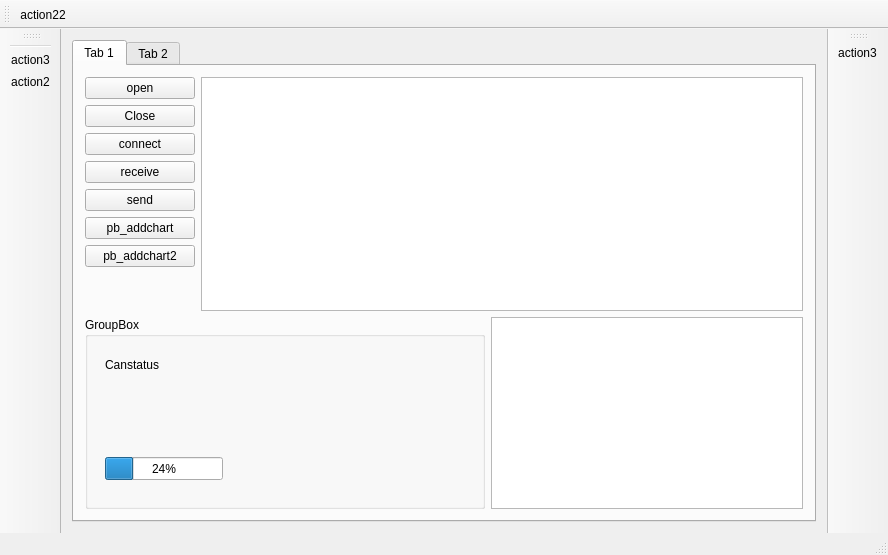
Qt form FirstProject_Test/project/mainwindow.ui (ZhouChuanghua/Learn_QT) before a commit.
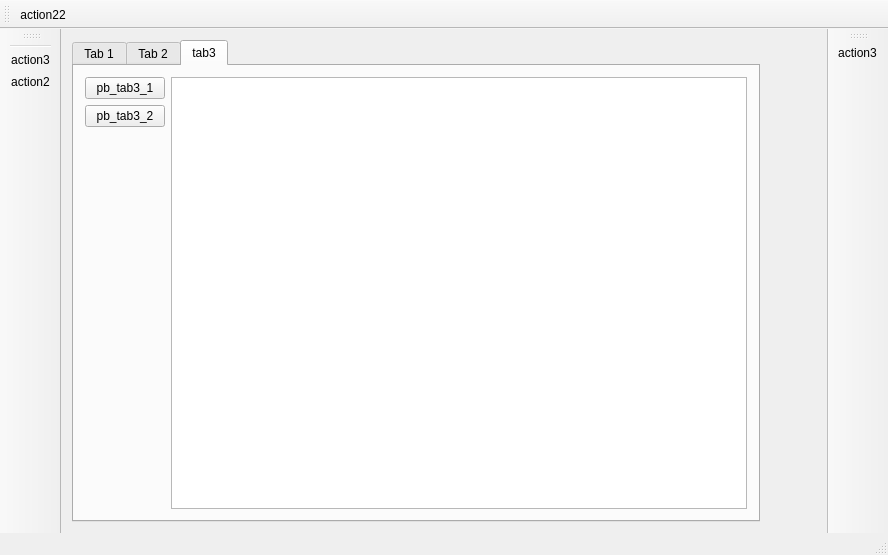
The same form after that commit. Custom widgets are drawn as their Qt base class.

The edit to the form file:
```diff
--- a/FirstProject_Test/project/mainwindow.ui
+++ b/FirstProject_Test/project/mainwindow.ui
@@ -40,7 +40,7 @@
    </size>
   </property>
   <widget class="QWidget" name="centralWidget">
-   <layout class="QGridLayout" name="gridLayout_central">
+   <layout class="QFormLayout" name="formLayout">
     <item row="0" column="0">
      <widget class="QTabWidget" name="tabWidget">
       <property name="enabled">
@@ -65,7 +65,7 @@
        <enum>QTabWidget::Rounded</enum>
       </property>
       <property name="currentIndex">
-       <number>0</number>
+       <number>2</number>
       </property>
       <widget class="QWidget" name="tab">
        <property name="sizePolicy">
@@ -216,6 +216,30 @@
         </item>
        </layout>
       </widget>
+      <widget class="QWidget" name="tab_3">
+       <attribute name="title">
+        <string>tab3</string>
+       </attribute>
+       <layout class="QGridLayout" name="gridLayout">
+        <item row="0" column="1">
+         <widget class="QPushButton" name="pb_tab3_1">
+          <property name="text">
+           <string>pb_tab3_1</string>
+          </property>
+         </widget>
+        </item>
+        <item row="1" column="1">
+         <widget class="QPushButton" name="pb_tab3_2">
+          <property name="text">
+           <string>pb_tab3_2</string>
+          </property>
+         </widget>
+        </item>
+        <item row="0" column="2" rowspan="3">
+         <widget class="QChartView" name="gv_tab3"/>
+        </item>
+       </layout>
+      </widget>
      </widget>
     </item>
    </layout>
@@ -279,6 +303,13 @@
   </action>
  </widget>
  <layoutdefault spacing="6" margin="11"/>
+ <customwidgets>
+  <customwidget>
+   <class>QChartView</class>
+   <extends>QGraphicsView</extends>
+   <header location="global">qchartview.h</header>
+  </customwidget>
+ </customwidgets>
  <resources/>
  <connections/>
 </ui>
```
